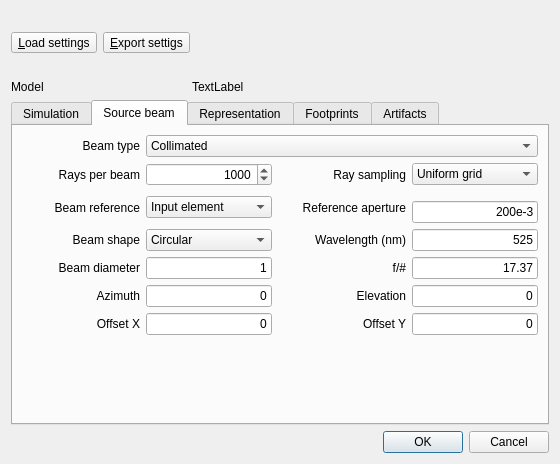
This is RZGUI/SimulationPropertiesDialog.ui in HARMONI-CAB/RayZaler as Qt 5 draws it before an edit. The edited form follows.
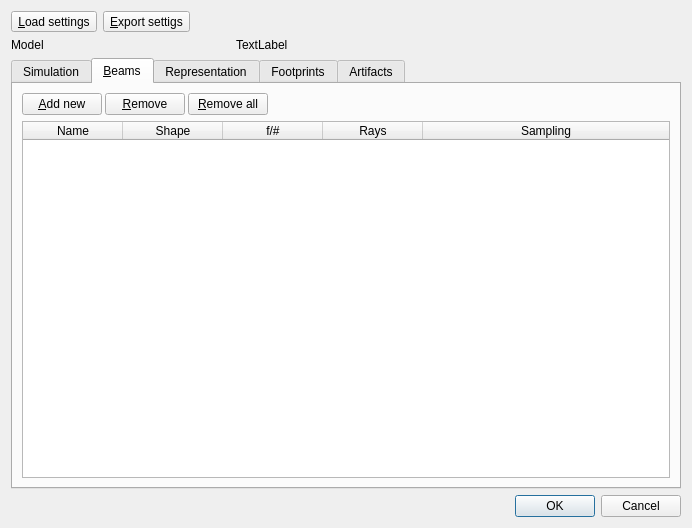
This is the edited form. The open tabs and pages were chosen to show the change.

Commit message: WIP: Write UI to define multiple beams

The edit to the form file:
```diff
--- a/RZGUI/SimulationPropertiesDialog.ui
+++ b/RZGUI/SimulationPropertiesDialog.ui
@@ -6,8 +6,8 @@
    <rect>
     <x>0</x>
     <y>0</y>
-    <width>560</width>
-    <height>464</height>
+    <width>692</width>
+    <height>528</height>
    </rect>
   </property>
   <property name="windowTitle">
@@ -52,6 +52,12 @@
    </item>
    <item row="0" column="0" colspan="3">
     <widget class="QWidget" name="widget" native="true">
+     <property name="sizePolicy">
+      <sizepolicy hsizetype="Preferred" vsizetype="Fixed">
+       <horstretch>0</horstretch>
+       <verstretch>0</verstretch>
+      </sizepolicy>
+     </property>
      <layout class="QGridLayout" name="gridLayout_8">
       <property name="leftMargin">
        <number>0</number>
@@ -285,487 +291,112 @@
      </widget>
      <widget class="QWidget" name="tab_3">
       <attribute name="title">
-       <string>Source beam</string>
+       <string>&amp;Beams</string>
       </attribute>
-      <layout class="QGridLayout" name="gridLayout_3">
-       <item row="10" column="0" colspan="4">
-        <spacer name="verticalSpacer_2">
-         <property name="orientation">
-          <enum>Qt::Vertical</enum>
-         </property>
-         <property name="sizeHint" stdset="0">
-          <size>
-           <width>20</width>
-           <height>40</height>
-          </size>
-         </property>
-        </spacer>
-       </item>
-       <item row="5" column="3">
-        <widget class="QLineEdit" name="fNumEdit">
-         <property name="sizePolicy">
-          <sizepolicy hsizetype="Fixed" vsizetype="Fixed">
-           <horstretch>0</horstretch>
-           <verstretch>0</verstretch>
-          </sizepolicy>
-         </property>
-         <property name="minimumSize">
-          <size>
-           <width>126</width>
-           <height>0</height>
-          </size>
-         </property>
-         <property name="text">
-          <string>17.37</string>
-         </property>
-         <property name="alignment">
-          <set>Qt::AlignRight|Qt::AlignTrailing|Qt::AlignVCenter</set>
-         </property>
-        </widget>
-       </item>
-       <item row="6" column="1">
-        <widget class="QLineEdit" name="azimuthEdit">
-         <property name="sizePolicy">
-          <sizepolicy hsizetype="Fixed" vsizetype="Fixed">
-           <horstretch>0</horstretch>
-           <verstretch>0</verstretch>
-          </sizepolicy>
-         </property>
-         <property name="minimumSize">
-          <size>
-           <width>126</width>
-           <height>0</height>
-          </size>
-         </property>
-         <property name="text">
-          <string>0</string>
-         </property>
-         <property name="alignment">
-          <set>Qt::AlignRight|Qt::AlignTrailing|Qt::AlignVCenter</set>
-         </property>
-        </widget>
-       </item>
-       <item row="6" column="2">
-        <widget class="QLabel" name="label_8">
-         <property name="text">
-          <string>Elevation</string>
-         </property>
-         <property name="alignment">
-          <set>Qt::AlignRight|Qt::AlignTrailing|Qt::AlignVCenter</set>
-         </property>
-        </widget>
-       </item>
-       <item row="7" column="0">
-        <widget class="QLabel" name="label_14">
-         <property name="text">
-          <string>Offset X</string>
-         </property>
-         <property name="alignment">
-          <set>Qt::AlignRight|Qt::AlignTrailing|Qt::AlignVCenter</set>
-         </property>
-        </widget>
-       </item>
-       <item row="5" column="1">
-        <widget class="QLineEdit" name="diamEdit">
-         <property name="sizePolicy">
-          <sizepolicy hsizetype="Fixed" vsizetype="Fixed">
-           <horstretch>0</horstretch>
-           <verstretch>0</verstretch>
-          </sizepolicy>
-         </property>
-         <property name="minimumSize">
-          <size>
-           <width>126</width>
-           <height>0</height>
-          </size>
-         </property>
-         <property name="text">
-          <string>1</string>
-         </property>
-         <property name="alignment">
-          <set>Qt::AlignRight|Qt::AlignTrailing|Qt::AlignVCenter</set>
-         </property>
-        </widget>
-       </item>
-       <item row="5" column="2">
-        <widget class="QLabel" name="fNumLabel">
-         <property name="text">
-          <string>f/#</string>
-         </property>
-         <property name="alignment">
-          <set>Qt::AlignRight|Qt::AlignTrailing|Qt::AlignVCenter</set>
-         </property>
-        </widget>
-       </item>
-       <item row="7" column="3">
-        <widget class="QLineEdit" name="offsetYEdit">
-         <property name="sizePolicy">
-          <sizepolicy hsizetype="Fixed" vsizetype="Fixed">
-           <horstretch>0</horstretch>
-           <verstretch>0</verstretch>
-          </sizepolicy>
-         </property>
-         <property name="minimumSize">
-          <size>
-           <width>126</width>
-           <height>0</height>
-          </size>
-         </property>
-         <property name="text">
-          <string>0</string>
-         </property>
-         <property name="alignment">
-          <set>Qt::AlignRight|Qt::AlignTrailing|Qt::AlignVCenter</set>
-         </property>
-        </widget>
-       </item>
-       <item row="5" column="0">
-        <widget class="QLabel" name="label_6">
-         <property name="text">
-          <string>Beam diameter</string>
-         </property>
-         <property name="alignment">
-          <set>Qt::AlignRight|Qt::AlignTrailing|Qt::AlignVCenter</set>
-         </property>
-        </widget>
-       </item>
-       <item row="1" column="1">
-        <widget class="QSpinBox" name="rayNumberSpin">
-         <property name="alignment">
-          <set>Qt::AlignRight|Qt::AlignTrailing|Qt::AlignVCenter</set>
-         </property>
-         <property name="minimum">
-          <number>1</number>
-         </property>
-         <property name="maximum">
-          <number>2000000000</number>
-         </property>
-         <property name="value">
-          <number>1000</number>
-         </property>
-        </widget>
-       </item>
-       <item row="7" column="1">
-        <widget class="QLineEdit" name="offsetXEdit">
-         <property name="sizePolicy">
-          <sizepolicy hsizetype="Fixed" vsizetype="Fixed">
-           <horstretch>0</horstretch>
-           <verstretch>0</verstretch>
-          </sizepolicy>
-         </property>
-         <property name="minimumSize">
-          <size>
-           <width>126</width>
-           <height>0</height>
-          </size>
-         </property>
-         <property name="text">
-          <string>0</string>
-         </property>
-         <property name="alignment">
-          <set>Qt::AlignRight|Qt::AlignTrailing|Qt::AlignVCenter</set>
-         </property>
-        </widget>
-       </item>
-       <item row="2" column="1">
-        <widget class="QComboBox" name="originCombo">
-         <item>
-          <property name="text">
-           <string>Input element</string>
-          </property>
-         </item>
-         <item>
-          <property name="text">
-           <string>Aperture stop</string>
-          </property>
-         </item>
-         <item>
-          <property name="text">
-           <string>Focal plane</string>
-          </property>
-         </item>
-        </widget>
-       </item>
+      <layout class="QGridLayout" name="gridLayout_17">
        <item row="1" column="0">
-        <widget class="QLabel" name="label_10">
-         <property name="text">
-          <string>Rays per beam</string>
+        <widget class="QTableWidget" name="tableWidget">
+         <property name="horizontalScrollBarPolicy">
+          <enum>Qt::ScrollBarAsNeeded</enum>
          </property>
-         <property name="alignment">
-          <set>Qt::AlignRight|Qt::AlignTrailing|Qt::AlignVCenter</set>
+         <property name="sizeAdjustPolicy">
+          <enum>QAbstractScrollArea::AdjustToContents</enum>
          </property>
-        </widget>
-       </item>
-       <item row="7" column="2">
-        <widget class="QLabel" name="label_15">
-         <property name="text">
-          <string>Offset Y</string>
+         <property name="selectionBehavior">
+          <enum>QAbstractItemView::SelectRows</enum>
          </property>
-         <property name="alignment">
-          <set>Qt::AlignRight|Qt::AlignTrailing|Qt::AlignVCenter</set>
+         <property name="sortingEnabled">
+          <bool>false</bool>
          </property>
-        </widget>
-       </item>
-       <item row="6" column="0">
-        <widget class="QLabel" name="label_7">
-         <property name="text">
-          <string>Azimuth</string>
-         </property>
-         <property name="alignment">
-          <set>Qt::AlignRight|Qt::AlignTrailing|Qt::AlignVCenter</set>
-         </property>
-        </widget>
-       </item>
-       <item row="1" column="3">
-        <widget class="QComboBox" name="beamSamplingCombo">
-         <item>
+         <attribute name="horizontalHeaderStretchLastSection">
+          <bool>true</bool>
+         </attribute>
+         <attribute name="verticalHeaderVisible">
+          <bool>false</bool>
+         </attribute>
+         <attribute name="verticalHeaderDefaultSectionSize">
+          <number>24</number>
+         </attribute>
+         <column>
           <property name="text">
-           <string>Uniform grid</string>
+           <string>Name</string>
           </property>
-         </item>
-         <item>
+         </column>
+         <column>
           <property name="text">
-           <string>Random</string>
+           <string>Shape</string>
           </property>
-         </item>
-        </widget>
-       </item>
-       <item row="0" column="1" colspan="3">
-        <widget class="QComboBox" name="beamTypeCombo">
-         <item>
+         </column>
+         <column>
           <property name="text">
-           <string>Collimated</string>
+           <string>f/#</string>
           </property>
-         </item>
-         <item>
+         </column>
+         <column>
           <property name="text">
-           <string>Converging</string>
+           <string>Rays</string>
           </property>
-         </item>
-         <item>
+         </column>
+         <column>
           <property name="text">
-           <string>Diverging</string>
+           <string>Sampling</string>
           </property>
-         </item>
-        </widget>
-       </item>
-       <item row="1" column="2">
-        <widget class="QLabel" name="label_16">
-         <property name="text">
-          <string>Ray sampling</string>
-         </property>
-         <property name="alignment">
-          <set>Qt::AlignRight|Qt::AlignTrailing|Qt::AlignVCenter</set>
-         </property>
-        </widget>
-       </item>
-       <item row="6" column="3">
-        <widget class="QLineEdit" name="elevationEdit">
-         <property name="sizePolicy">
-          <sizepolicy hsizetype="Fixed" vsizetype="Fixed">
-           <horstretch>0</horstretch>
-           <verstretch>0</verstretch>
-          </sizepolicy>
-         </property>
-         <property name="minimumSize">
-          <size>
-           <width>126</width>
-           <height>0</height>
-          </size>
-         </property>
-         <property name="text">
-          <string>0</string>
-         </property>
-         <property name="alignment">
-          <set>Qt::AlignRight|Qt::AlignTrailing|Qt::AlignVCenter</set>
-         </property>
-        </widget>
-       </item>
-       <item row="2" column="0">
-        <widget class="QLabel" name="label_2">
-         <property name="text">
-          <string>Beam reference</string>
-         </property>
-         <property name="alignment">
-          <set>Qt::AlignRight|Qt::AlignTrailing|Qt::AlignVCenter</set>
-         </property>
+         </column>
         </widget>
        </item>
        <item row="0" column="0">
-        <widget class="QLabel" name="label_4">
-         <property name="text">
-          <string>Beam type</string>
-         </property>
-         <property name="alignment">
-          <set>Qt::AlignRight|Qt::AlignTrailing|Qt::AlignVCenter</set>
-         </property>
-        </widget>
-       </item>
-       <item row="3" column="0">
-        <widget class="QLabel" name="BeamShapeLabel">
-         <property name="text">
-          <string>Beam shape</string>
-         </property>
-         <property name="alignment">
-          <set>Qt::AlignRight|Qt::AlignTrailing|Qt::AlignVCenter</set>
-         </property>
-        </widget>
-       </item>
-       <item row="3" column="1">
-        <widget class="QComboBox" name="beamShapeCombo">
-         <item>
-          <property name="text">
-           <string>Circular</string>
+        <widget class="QWidget" name="widget" native="true">
+         <layout class="QGridLayout" name="gridLayout_16">
+          <property name="leftMargin">
+           <number>0</number>
           </property>
-         </item>
-         <item>
-          <property name="text">
-           <string>Ring</string>
+          <property name="topMargin">
+           <number>0</number>
           </property>
-         </item>
-        </widget>
-       </item>
-       <item row="2" column="2">
-        <widget class="QLabel" name="refPlaneLabel">
-         <property name="sizePolicy">
-          <sizepolicy hsizetype="Fixed" vsizetype="Preferred">
-           <horstretch>0</horstretch>
-           <verstretch>0</verstretch>
-          </sizepolicy>
-         </property>
-         <property name="minimumSize">
-          <size>
-           <width>128</width>
-           <height>0</height>
-          </size>
-         </property>
-         <property name="text">
-          <string>Reference aperture</string>
-         </property>
-         <property name="alignment">
-          <set>Qt::AlignRight|Qt::AlignTrailing|Qt::AlignVCenter</set>
-         </property>
-        </widget>
-       </item>
-       <item row="3" column="2">
-        <widget class="QLabel" name="label_12">
-         <property name="text">
-          <string>Wavelength (nm)</string>
-         </property>
-         <property name="alignment">
-          <set>Qt::AlignRight|Qt::AlignTrailing|Qt::AlignVCenter</set>
-         </property>
-        </widget>
-       </item>
-       <item row="3" column="3">
-        <widget class="QLineEdit" name="wlEdit">
-         <property name="sizePolicy">
-          <sizepolicy hsizetype="Fixed" vsizetype="Fixed">
-           <horstretch>0</horstretch>
-           <verstretch>0</verstretch>
-          </sizepolicy>
-         </property>
-         <property name="minimumSize">
-          <size>
-           <width>126</width>
-           <height>0</height>
-          </size>
-         </property>
-         <property name="text">
-          <string>525</string>
-         </property>
-         <property name="alignment">
-          <set>Qt::AlignRight|Qt::AlignTrailing|Qt::AlignVCenter</set>
-         </property>
-        </widget>
-       </item>
-       <item row="2" column="3">
-        <widget class="QStackedWidget" name="refPlaneStack">
-         <property name="sizePolicy">
-          <sizepolicy hsizetype="Fixed" vsizetype="Fixed">
-           <horstretch>0</horstretch>
-           <verstretch>0</verstretch>
-          </sizepolicy>
-         </property>
-         <property name="currentIndex">
-          <number>2</number>
-         </property>
-         <widget class="QWidget" name="inputElementPage">
-          <layout class="QGridLayout" name="gridLayout_5">
-           <property name="leftMargin">
-            <number>0</number>
-           </property>
-           <property name="rightMargin">
-            <number>0</number>
-           </property>
-           <property name="bottomMargin">
-            <number>0</number>
-           </property>
-           <item row="0" column="0" colspan="2">
-            <widget class="QLineEdit" name="refApertureEdit">
-             <property name="sizePolicy">
-              <sizepolicy hsizetype="Fixed" vsizetype="Fixed">
-               <horstretch>0</horstretch>
-               <verstretch>0</verstretch>
-              </sizepolicy>
-             </property>
-             <property name="minimumSize">
-              <size>
-               <width>126</width>
-               <height>0</height>
-              </size>
-             </property>
-             <property name="text">
-              <string>200e-3</string>
-             </property>
-             <property name="alignment">
-              <set>Qt::AlignRight|Qt::AlignTrailing|Qt::AlignVCenter</set>
-             </property>
-            </widget>
-           </item>
-          </layout>
-         </widget>
-         <widget class="QWidget" name="focalPlanePage">
-          <layout class="QGridLayout" name="gridLayout_6">
-           <property name="leftMargin">
-            <number>0</number>
-           </property>
-           <property name="topMargin">
-            <number>0</number>
-           </property>
-           <property name="rightMargin">
-            <number>0</number>
-           </property>
-           <property name="bottomMargin">
-            <number>0</number>
-           </property>
-           <item row="0" column="0">
-            <widget class="QComboBox" name="focalPlaneCombo"/>
-           </item>
-          </layout>
-         </widget>
-         <widget class="QWidget" name="aperturePage">
-          <layout class="QGridLayout" name="gridLayout_7">
-           <property name="leftMargin">
-            <number>0</number>
-           </property>
-           <property name="topMargin">
-            <number>0</number>
-           </property>
-           <property name="rightMargin">
-            <number>0</number>
-           </property>
-           <property name="bottomMargin">
-            <number>0</number>
-           </property>
-           <property name="spacing">
-            <number>0</number>
-           </property>
-           <item row="0" column="0">
-            <widget class="QComboBox" name="apertureCombo"/>
-           </item>
-          </layout>
-         </widget>
+          <property name="rightMargin">
+           <number>0</number>
+          </property>
+          <property name="bottomMargin">
+           <number>0</number>
+          </property>
+          <property name="spacing">
+           <number>3</number>
+          </property>
+          <item row="0" column="0">
+           <widget class="QPushButton" name="addBeamButton">
+            <property name="text">
+             <string>&amp;Add new</string>
+            </property>
+           </widget>
+          </item>
+          <item row="0" column="1">
+           <widget class="QPushButton" name="removeBeamButton">
+            <property name="text">
+             <string>&amp;Remove</string>
+            </property>
+           </widget>
+          </item>
+          <item row="0" column="2">
+           <widget class="QPushButton" name="removeAllBeamsButton">
+            <property name="text">
+             <string>&amp;Remove all</string>
+            </property>
+           </widget>
+          </item>
+          <item row="0" column="3">
+           <spacer name="horizontalSpacer_4">
+            <property name="orientation">
+             <enum>Qt::Horizontal</enum>
+            </property>
+            <property name="sizeHint" stdset="0">
+             <size>
+              <width>40</width>
+              <height>20</height>
+             </size>
+            </property>
+           </spacer>
+          </item>
+         </layout>
         </widget>
        </item>
       </layout>
```
Left out of the diff: 86 changed lines with no effect on the pictures. The commit also changes 28 other files.
